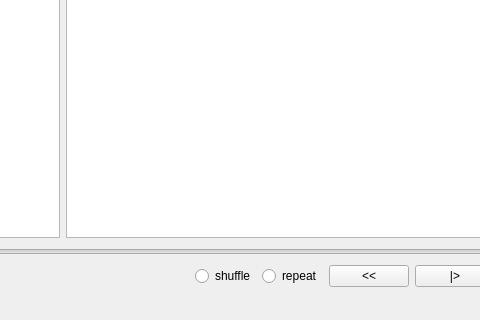
Before: the Qt Designer form Music_Player/mainwindow.ui in Tim-orius/Musicplayer, drawn with Qt 5; both pictures show x 207 to 687 and y 215 to 535 of the 799 by 535 pixel window.
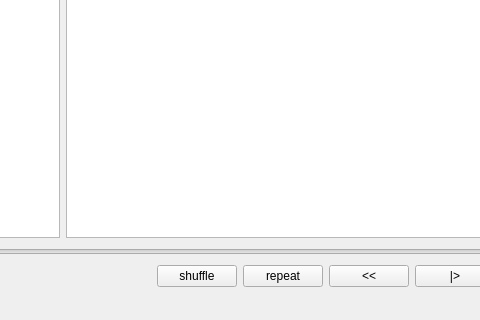
After: the same form once the commit is applied.

Commit message: Changed repeat and shuffle buttons

The edit to the form file:
```diff
--- a/Music_Player/mainwindow.ui
+++ b/Music_Player/mainwindow.ui
@@ -38,16 +38,6 @@
       </property>
      </widget>
     </item>
-    <item row="2" column="4">
-     <widget class="QRadioButton" name="shuffle">
-      <property name="text">
-       <string>shuffle</string>
-      </property>
-      <property name="autoExclusive">
-       <bool>false</bool>
-      </property>
-     </widget>
-    </item>
     <item row="2" column="6">
      <widget class="QPushButton" name="jump_backward">
       <property name="text">
@@ -69,8 +59,15 @@
       </property>
      </widget>
     </item>
+    <item row="2" column="4">
+     <widget class="QPushButton" name="shuffle_button">
+      <property name="text">
+       <string>shuffle</string>
+      </property>
+     </widget>
+    </item>
     <item row="2" column="5">
-     <widget class="QRadioButton" name="repeat">
+     <widget class="QPushButton" name="repeat_button">
       <property name="text">
        <string>repeat</string>
       </property>
```
Left out of the diff: 3 changed lines with no effect on the pictures.
